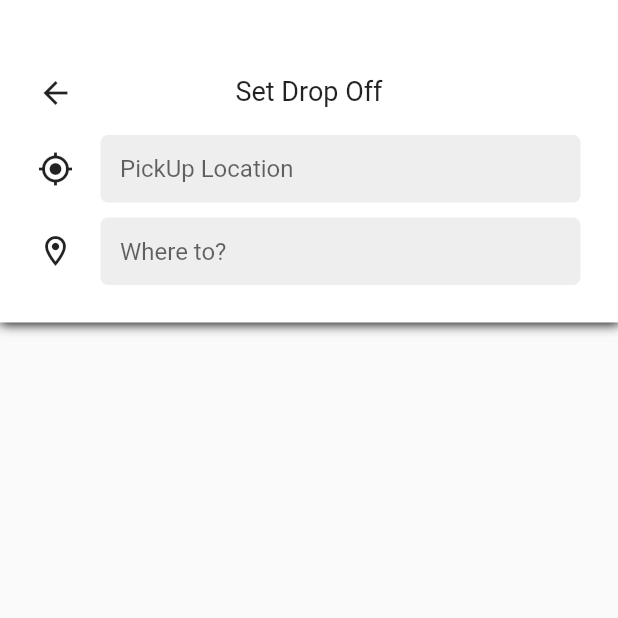
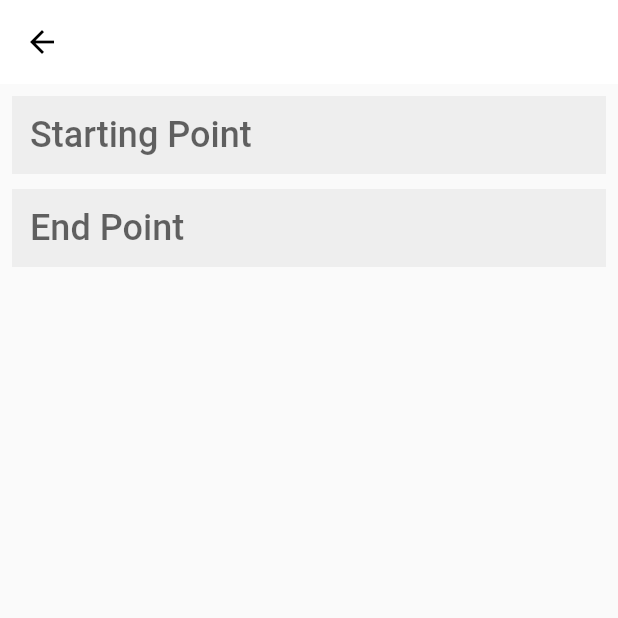
Before and after one commit to Amira98Ha/EasyRide-App, a Flutter app: the SearchScreen screen opened directly, on a phone screen of 412 x 824 dp, the top half of it. Run offline on Flutter 3.47's test engine with Material 2 defaults, Android fonts, the phone set to English and light mode, and no system bars; our stand-ins replace geolocator, google_maps_flutter, location; missing offline and left inert: google_place; Roboto replaces fonts that are missing (Brand Bold).

Commit message:
UPDATE GZ

```diff
--- a/lib/Controllers/LocationController.dart
+++ b/lib/Controllers/LocationController.dart
@@ -30,4 +30,6 @@ class LocationController {
     _locationData = await location.getLocation();
     return _locationData;
   }
+
+
 }
--- a/lib/Views/MapScreen.dart
+++ b/lib/Views/MapScreen.dart
@@ -1,3 +1,4 @@
+
 import 'dart:async';
 import 'dart:convert';
 import 'package:flutter/material.dart';
--- a/lib/Views/SearchScreen.dart
+++ b/lib/Views/SearchScreen.dart
@@ -1,5 +1,8 @@
+import 'dart:async';
+
 import 'package:flutter/cupertino.dart';
 import 'package:flutter/material.dart';
+import 'package:google_place/google_place.dart';
 
 class SearchScreen extends StatefulWidget {
   @override
@@ -7,6 +10,32 @@ class SearchScreen extends StatefulWidget {
 }
 
 class _SearchScreenState extends State<SearchScreen> {
+  final _startSearchFieldController = TextEditingController();
+  final _endSearchFieldController = TextEditingController();
+
+  //**GoogleAPIKEY
+  late GooglePlace googlePlace;
+  List<AutocompletePrediction> predictions = [];
+  Timer? _debounce;
+
+  void initState(){
+    super.initState();
+    String apiKey = "AIzaSyDD47CRMVJBuQ3vX1uduZwflfk8sXSp8S0";
+    googlePlace = GooglePlace(apiKey);
+  }
+  //**Method autocomplete
+  void autoCompleteSearch(String value) async {
+    var result = await googlePlace.autocomplete.get(value);
+    if (result != null && result.predictions != null && mounted) {
+      print(result.predictions!.first.description);
+      setState(() {
+        predictions = result.predictions!;
+      });
+    }
+  }
+
+
+  /*
   @override
   Widget build(BuildContext context) {
 
@@ -71,7 +100,14 @@ class _SearchScreenState extends State<SearchScreen> {
                                 isDense: true,
                                 contentPadding: EdgeInsets.all(10),
                               ),
+                              onChanged(value){
+                                if(valu.isNotEmpty){
+
+                            }
+                                else{}
+                            },
                             ),
+
                           ),
                         ),
                       ),
@@ -123,3 +159,70 @@ class _SearchScreenState extends State<SearchScreen> {
     );
   }
 }
+*/
+
+  @override
+  Widget build(BuildContext context) {
+    return Scaffold(
+      appBar: AppBar(
+        backgroundColor: Colors.white,
+        leading: const BackButton(color: Colors.black),
+        elevation: 0,
+      ),
+      body: Padding(
+        padding: const EdgeInsets.all(8.0),
+        child: Column(
+          children: [
+            TextField(
+              controller: _startSearchFieldController,
+              autofocus: false,
+              style: TextStyle(fontSize: 24),
+              decoration: InputDecoration(
+                  hintText: 'Starting Point',
+                  hintStyle: const TextStyle(
+                      fontWeight: FontWeight.w500, fontSize: 24),
+                  filled: true,
+                  fillColor: Colors.grey[200],
+                  border: InputBorder.none),
+              onChanged: (value) {
+                if (_debounce?.isActive ?? false) _debounce!.cancel();
+                _debounce = Timer(const Duration(milliseconds: 1000), () {
+                  if (value.isNotEmpty) {
+                    //places api
+                    autoCompleteSearch(value);
+                  } else {
+                    //clear out the results
+                  }
+                });
+              },
+            ),
+            SizedBox(height: 10),
+            TextField(
+              controller: _endSearchFieldController,
+              autofocus: false,
+              style: TextStyle(fontSize: 24),
+              decoration: InputDecoration(
+                  hintText: 'End Point',
+                  hintStyle: const TextStyle(
+                      fontWeight: FontWeight.w500, fontSize: 24),
+                  filled: true,
+                  fillColor: Colors.grey[200],
+                  border: InputBorder.none),
+              onChanged: (value) {
+                if (_debounce?.isActive ?? false) _debounce!.cancel();
+                _debounce = Timer(const Duration(milliseconds: 1000), () {
+                  if (value.isNotEmpty) {
+                    //places api
+                    autoCompleteSearch(value);
+                  } else {
+                    //clear out the results
+                  }
+                });
+              },
+            ),
+          ],
+        ),
+      ),
+    );
+  }
+}
--- a/pubspec.yaml
+++ b/pubspec.yaml
@@ -43,7 +43,7 @@ dependencies:
   # Use with the CupertinoIcons class for iOS style icons.
   cupertino_icons: ^1.0.2
   google_maps_flutter: ^2.2.1
-  flutter_google_places: ^0.3.0
+  google_place: ^0.4.7
   geolocator: ^9.0.2
   geocoding: ^2.0.5
   location: ^2.3.5
@@ -52,7 +52,7 @@ dependencies:
 
 google_maps_flutter: ^2.0.3
 location: ^4.1.1
-flutter_google_places: ^0.3.0
+
 
 
 dev_dependencies:
@@ -61,6 +61,7 @@ dev_dependencies:
 
   build_runner: ^2.0.0
   json_serializable: ^6.0.0
+
 
   # The "flutter_lints" package below contains a set of recommended lints to
   # encourage good coding practices. The lint set provided by the package is
```
Also changed, not shown: pubspec.lock, 2 other files.
